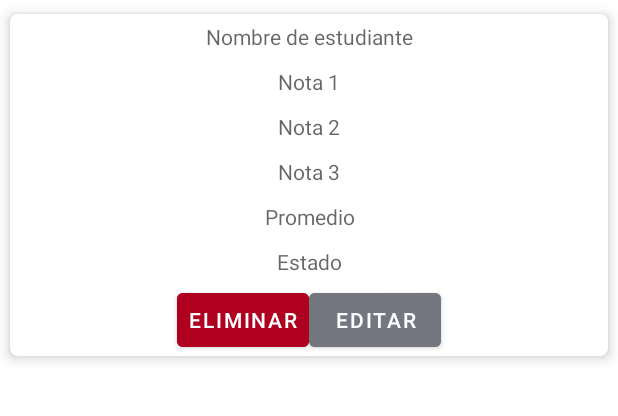
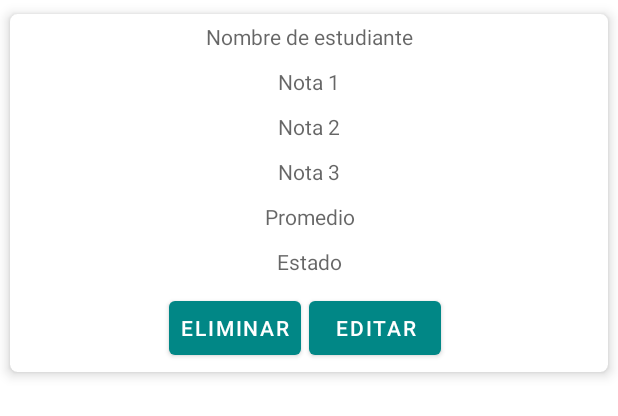
Before and after one commit to naomo123/AppKotlinDSM, an Android app: the layout item_grade.xml on its own in the app's theme, with its tools: preview values and no code run, on a phone screen of 412 x 824 dp. Shown: the top 416 px of the screen. Run offline under Robolectric (Android 15) with nearby library versions, the light colour scheme and no system bars.

Commit message:
Finalizando funcionalidades

```diff
--- a/app/src/main/java/com/example/appkotlindsm/SplashActivity.kt
+++ b/app/src/main/java/com/example/appkotlindsm/SplashActivity.kt
@@ -14,6 +14,6 @@ class SplashActivity : AppCompatActivity() {
             val intent = Intent(this@SplashActivity, MainActivity::class.java)
             startActivity(intent)
             finish()
-        }, 2000)
+        }, 20000)
     }
 }
--- a/app/src/main/res/layout/item_grade.xml
+++ b/app/src/main/res/layout/item_grade.xml
@@ -77,8 +77,7 @@
                     android:layout_height="wrap_content"
                     android:text="Eliminar"
                     android:layout_gravity="center"
-                    android:backgroundTint="@color/design_default_color_error"
-                    android:padding="5dp"/>
+                    android:padding="5dp" />
 
                 <Button
                     android:id="@+id/btn_edit"
@@ -86,8 +85,12 @@
                     android:layout_height="wrap_content"
                     android:layout_gravity="center"
                     android:padding="5dp"
-                    android:backgroundTint="@color/material_dynamic_neutral_variant50"
-                    android:text="Editar" />
+                    android:layout_margin="5dp"
+                    android:text="Editar"
+
+
+
+                    />
             </LinearLayout>
 
         </LinearLayout>
--- a/app/src/main/res/values/themes.xml
+++ b/app/src/main/res/values/themes.xml
@@ -17,4 +17,5 @@
 
 
 
+
 </resources>
```
